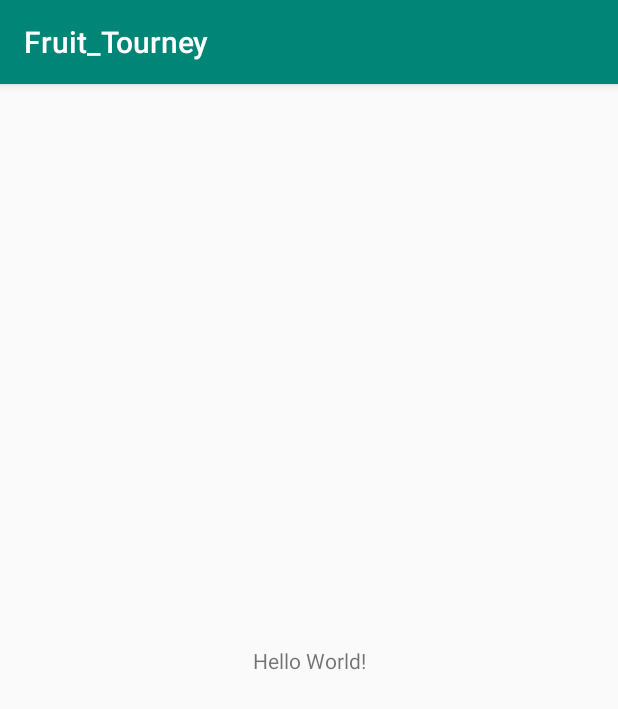
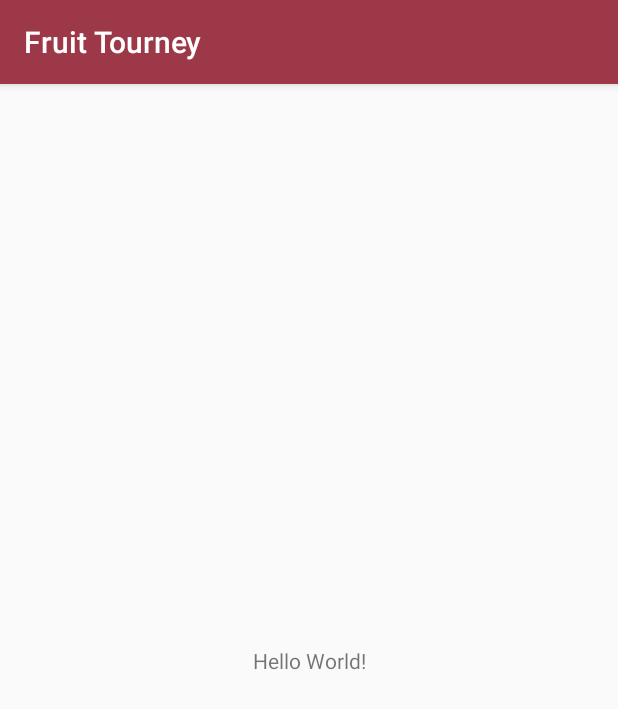
Before and after one commit to ErwanBouriau/Android, an Android app: the screen it shows after launch (MainActivity), on a phone screen of 412 x 824 dp. Shown: the top 709 px of the screen. Run offline under Robolectric (Android 15) with nearby library versions, the phone set to English and light mode, and no system bars.

Commit message:
colors & strings

```diff
--- a/app/src/main/res/drawable/ic_launcher_background.xml
+++ b/app/src/main/res/drawable/ic_launcher_background.xml
@@ -5,7 +5,7 @@
     android:viewportWidth="108"
     android:viewportHeight="108">
     <path
-        android:fillColor="#008577"
+        android:fillColor="#881600"
         android:pathData="M0,0h108v108h-108z" />
     <path
         android:fillColor="#00000000"
--- a/app/src/main/res/values/colors.xml
+++ b/app/src/main/res/values/colors.xml
@@ -1,6 +1,8 @@
 <?xml version="1.0" encoding="utf-8"?>
 <resources>
-    <color name="colorPrimary">#008577</color>
-    <color name="colorPrimaryDark">#00574B</color>
-    <color name="colorAccent">#D81B60</color>
+    <color name="colorPrimary">#9c3848</color>
+    <color name="colorPrimaryDark">#881600</color>
+    <color name="colorSecondary">#ffad69</color>
+    <color name="colorSecondaryDark">#c16200</color>
+    <color name="colorAccent">#f5e663</color>
 </resources>
```
Also changed, not shown: app/src/main/res/values/strings.xml (+23 -1 lines).
